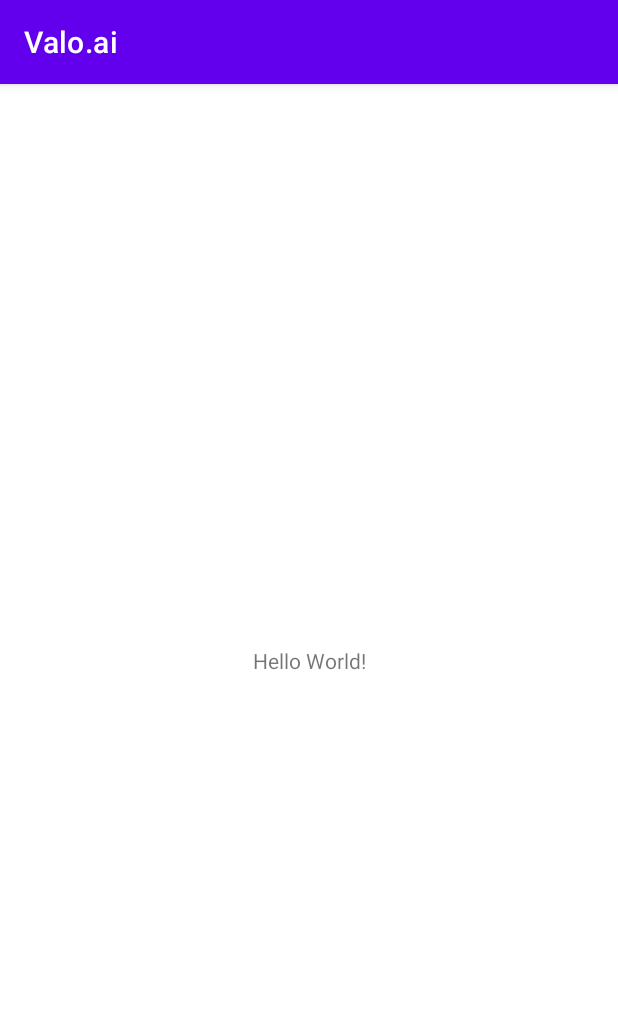
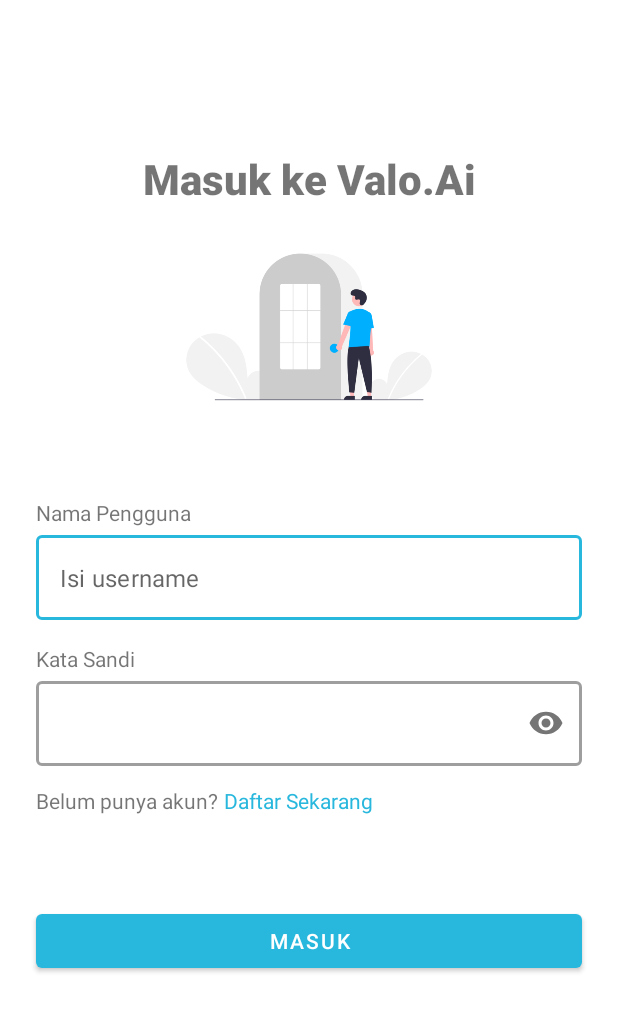
Before and after one commit to mutakin-san/valo.ai, an Android app: the screen it shows after launch (MainActivity), on a phone screen of 412 x 824 dp. Shown: the top 1012 px of the screen. Run offline under Robolectric (Android 15) with nearby library versions, the phone set to English and light mode, and no system bars.

Commit message:
Create login layout pre styled font and color

```diff
--- a/app/src/main/AndroidManifest.xml
+++ b/app/src/main/AndroidManifest.xml
@@ -22,6 +22,7 @@
         <activity
             android:name=".MainActivity"
             android:exported="false" />
+
     </application>
 
 </manifest>
--- a/app/src/main/java/com/capstone/valoai/MainActivity.kt
+++ b/app/src/main/java/com/capstone/valoai/MainActivity.kt
@@ -6,6 +6,6 @@ import android.os.Bundle
 class MainActivity : AppCompatActivity() {
     override fun onCreate(savedInstanceState: Bundle?) {
         super.onCreate(savedInstanceState)
-        setContentView(R.layout.activity_main)
+        setContentView(R.layout.login_layout)
     }
 }
--- a/app/src/main/res/layout/login_layout.xml
+++ b/app/src/main/res/layout/login_layout.xml
@@ -1,24 +1,137 @@
 <?xml version="1.0" encoding="utf-8"?>
-<androidx.constraintlayout.widget.ConstraintLayout xmlns:android="http://schemas.android.com/apk/res/android"
+<ScrollView xmlns:android="http://schemas.android.com/apk/res/android"
     xmlns:app="http://schemas.android.com/apk/res-auto"
-    xmlns:tools="http://schemas.android.com/tools"
     android:layout_width="match_parent"
-    android:layout_height="match_parent">
+    android:layout_height="wrap_content">
+
+    <androidx.constraintlayout.widget.ConstraintLayout
+        android:layout_width="match_parent"
+        android:layout_height="wrap_content"
+        android:paddingBottom="24dp">
 
         <TextView
-        android:id="@+id/textView"
+            android:id="@+id/label_login"
             android:layout_width="wrap_content"
             android:layout_height="wrap_content"
-        android:text="TextView"
+            android:layout_marginTop="100dp"
+            android:fontFamily="sans-serif-medium"
+            android:text="@string/login_to_valo_ai"
+            android:textSize="28sp"
+            android:textStyle="bold"
             app:layout_constraintEnd_toEndOf="parent"
             app:layout_constraintStart_toStartOf="parent"
-        tools:layout_editor_absoluteY="99dp" />
+            app:layout_constraintTop_toTopOf="parent" />
 
         <ImageView
-        android:id="@+id/imageView"
-        android:layout_width="150dp"
-        android:layout_height="150dp"
-        app:srcCompat="@drawable/ic_logo"
-        tools:layout_editor_absoluteX="130dp"
-        tools:layout_editor_absoluteY="258dp" />
+            android:id="@+id/image_login"
+            android:layout_width="200dp"
+            android:layout_height="128dp"
+            android:layout_marginStart="24dp"
+            android:layout_marginEnd="24dp"
+            android:layout_marginTop="16dp"
+            android:contentDescription="@string/login_image_illustration"
+            app:layout_constraintEnd_toEndOf="parent"
+            app:layout_constraintStart_toStartOf="parent"
+            app:layout_constraintTop_toBottomOf="@id/label_login"
+            app:srcCompat="@drawable/login_image" />
+
+        <TextView
+            android:id="@+id/label_username"
+            android:layout_width="wrap_content"
+            android:layout_height="wrap_content"
+            android:layout_marginStart="24dp"
+            android:layout_marginTop="50dp"
+            android:labelFor="@id/field_username"
+            android:text="@string/username"
+            app:layout_constraintStart_toStartOf="parent"
+            app:layout_constraintTop_toBottomOf="@id/image_login" />
+
+        <com.google.android.material.textfield.TextInputLayout
+            android:id="@+id/field_username"
+            style="@style/Widget.MaterialComponents.TextInputLayout.OutlinedBox"
+            android:layout_width="0dp"
+            android:layout_height="wrap_content"
+            android:layout_marginStart="24dp"
+            android:layout_marginEnd="24dp"
+            app:boxStrokeWidth="2dp"
+            app:layout_constraintEnd_toEndOf="parent"
+            app:layout_constraintStart_toStartOf="parent"
+            app:layout_constraintTop_toBottomOf="@id/label_username"
+            app:placeholderText="Isi username">
+
+            <com.google.android.material.textfield.TextInputEditText
+                android:layout_width="match_parent"
+                android:layout_height="wrap_content"
+                android:maxLines="1" />
+        </com.google.android.material.textfield.TextInputLayout>
+
+
+        <TextView
+            android:id="@+id/label_password"
+            android:layout_width="wrap_content"
+            android:layout_height="wrap_content"
+            android:layout_marginStart="24dp"
+            android:layout_marginTop="16dp"
+            android:labelFor="@id/field_password"
+            android:text="@string/password"
+            app:layout_constraintStart_toStartOf="parent"
+            app:layout_constraintTop_toBottomOf="@id/field_username" />
+
+        <com.google.android.material.textfield.TextInputLayout
+            android:id="@+id/field_password"
+            style="@style/Widget.MaterialComponents.TextInputLayout.OutlinedBox"
+            android:layout_width="0dp"
+            android:layout_height="wrap_content"
+            android:layout_marginStart="24dp"
+            android:layout_marginEnd="24dp"
+            app:boxStrokeWidth="2dp"
+            app:layout_constraintEnd_toEndOf="parent"
+            app:layout_constraintStart_toStartOf="parent"
+            app:layout_constraintTop_toBottomOf="@id/label_password"
+            app:passwordToggleEnabled="true"
+            app:placeholderText="Isi Password">
+
+            <com.google.android.material.textfield.TextInputEditText
+                android:layout_width="match_parent"
+                android:layout_height="wrap_content"
+                android:inputType="textPassword"
+                android:maxLines="1" />
+        </com.google.android.material.textfield.TextInputLayout>
+
+
+        <TextView
+            android:id="@+id/label_does_not_have_account"
+            android:layout_width="wrap_content"
+            android:layout_height="wrap_content"
+            android:layout_marginTop="13dp"
+            android:text="@string/does_not_have_an_account"
+            app:layout_constraintStart_toStartOf="@+id/field_password"
+            app:layout_constraintTop_toBottomOf="@+id/field_password" />
+
+        <TextView
+            android:id="@+id/btn_to_register"
+            android:layout_width="wrap_content"
+            android:layout_height="wrap_content"
+            android:layout_marginStart="4dp"
+            android:text="@string/btn_to_register_text"
+            android:textColor="?attr/colorPrimary"
+            app:layout_constraintBottom_toBottomOf="@+id/label_does_not_have_account"
+            app:layout_constraintStart_toEndOf="@+id/label_does_not_have_account"
+            app:layout_constraintTop_toTopOf="@+id/label_does_not_have_account" />
+
+
+        <Button
+            android:id="@+id/btn_login"
+            style="@style/Widget.MaterialComponents.Button"
+            android:layout_width="0dp"
+            android:layout_height="wrap_content"
+            android:layout_marginStart="24dp"
+            android:layout_marginTop="60dp"
+            android:layout_marginEnd="24dp"
+            android:layout_marginBottom="24dp"
+            android:text="@string/login"
+            app:layout_constraintEnd_toEndOf="parent"
+            app:layout_constraintStart_toStartOf="parent"
+            app:layout_constraintTop_toBottomOf="@+id/label_does_not_have_account" />
     </androidx.constraintlayout.widget.ConstraintLayout>
+</ScrollView>
--- a/app/src/main/res/values/colors.xml
+++ b/app/src/main/res/values/colors.xml
@@ -1,5 +1,8 @@
 <?xml version="1.0" encoding="utf-8"?>
 <resources>
+
+    <color name="blue_primary">#28B7DD</color>
+
     <color name="purple_200">#FFBB86FC</color>
     <color name="purple_500">#FF6200EE</color>
     <color name="purple_700">#FF3700B3</color>
--- a/app/src/main/res/values/strings.xml
+++ b/app/src/main/res/values/strings.xml
@@ -1,3 +1,10 @@
 <resources>
     <string name="app_name">Valo.ai</string>
+    <string name="username">Nama Pengguna</string>
+    <string name="login_image_illustration">Login Image Illustration</string>
+    <string name="login_to_valo_ai">Masuk ke Valo.Ai</string>
+    <string name="password">Kata Sandi</string>
+    <string name="btn_to_register_text">Daftar Sekarang</string>
+    <string name="login">Masuk</string>
+    <string name="does_not_have_an_account">Belum punya akun?</string>
 </resources>
--- a/app/src/main/res/values/themes.xml
+++ b/app/src/main/res/values/themes.xml
@@ -1,8 +1,8 @@
 <resources xmlns:tools="http://schemas.android.com/tools">
     <!-- Base application theme. -->
-    <style name="Theme.Valoai" parent="Theme.MaterialComponents.DayNight.DarkActionBar">
+    <style name="Theme.Valoai" parent="Theme.MaterialComponents.DayNight.NoActionBar">
         <!-- Primary brand color. -->
-        <item name="colorPrimary">@color/purple_500</item>
+        <item name="colorPrimary">@color/blue_primary</item>
         <item name="colorPrimaryVariant">@color/purple_700</item>
         <item name="colorOnPrimary">@color/white</item>
         <!-- Secondary brand color. -->
@@ -18,9 +18,6 @@
 
     <style name="SplashTheme" parent="Theme.MaterialComponents.DayNight.NoActionBar">
         <item name="android:windowBackground">@drawable/splash_background</item>
-        <item name="colorPrimary">?attr/colorPrimary</item>
-        <item name="colorPrimaryDark">?attr/colorPrimaryDark</item>
-        <item name="colorAccent">?attr/colorAccent</item>
-        <item name="android:statusBarColor">?attr/colorAccent</item>
+        <item name="android:statusBarColor" tools:targetApi="l">@android:color/transparent</item>
     </style>
 </resources>
```
Also changed, not shown: app/src/main/res/drawable/login_image.png (added). Lines whose indentation alone changed are shown as unchanged.
